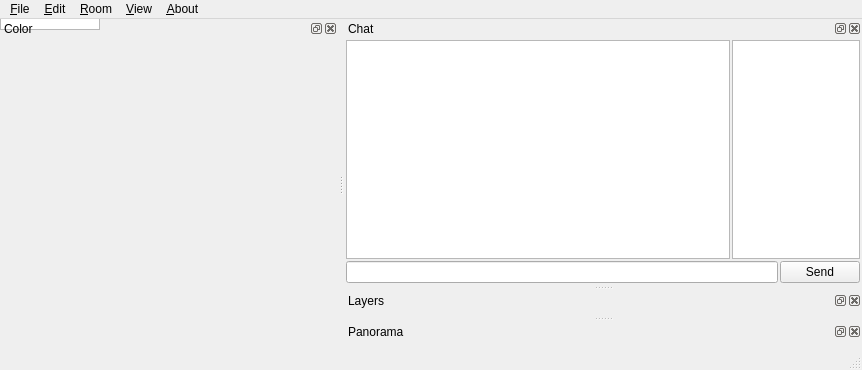
The window that src/painttyDesktop/widgets/mainwindow.ui (liuyanghejerry/painttyWidget) describes before a commit, drawn with Qt 5.
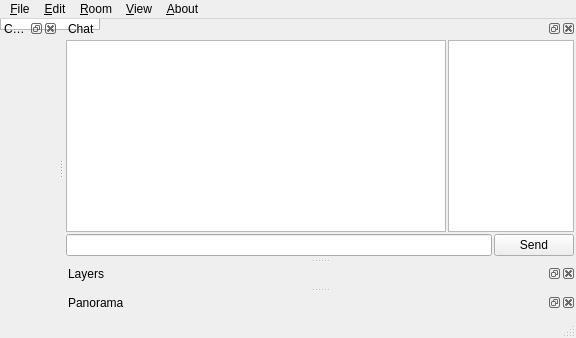
The same window after the commit. Icons and pictures are not drawn. Custom widgets are drawn as their Qt base class.

Diff of the .ui file:
```diff
--- a/src/painttyDesktop/widgets/mainwindow.ui
+++ b/src/painttyDesktop/widgets/mainwindow.ui
@@ -2,14 +2,6 @@
 <ui version="4.0">
  <class>MainWindow</class>
  <widget class="QMainWindow" name="MainWindow">
-  <property name="geometry">
-   <rect>
-    <x>0</x>
-    <y>0</y>
-    <width>862</width>
-    <height>370</height>
-   </rect>
-  </property>
   <property name="windowTitle">
    <string>Mr.Paint</string>
   </property>
@@ -187,7 +179,7 @@
     <rect>
      <x>0</x>
      <y>0</y>
-     <width>862</width>
+     <width>856</width>
      <height>23</height>
     </rect>
    </property>
```
